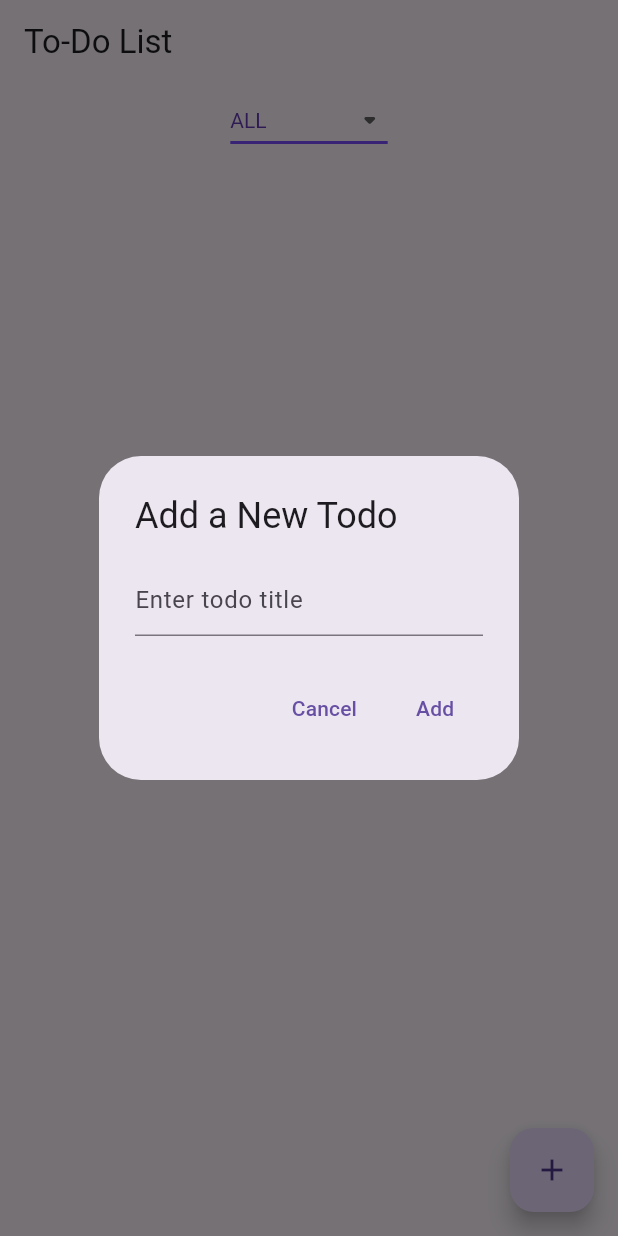
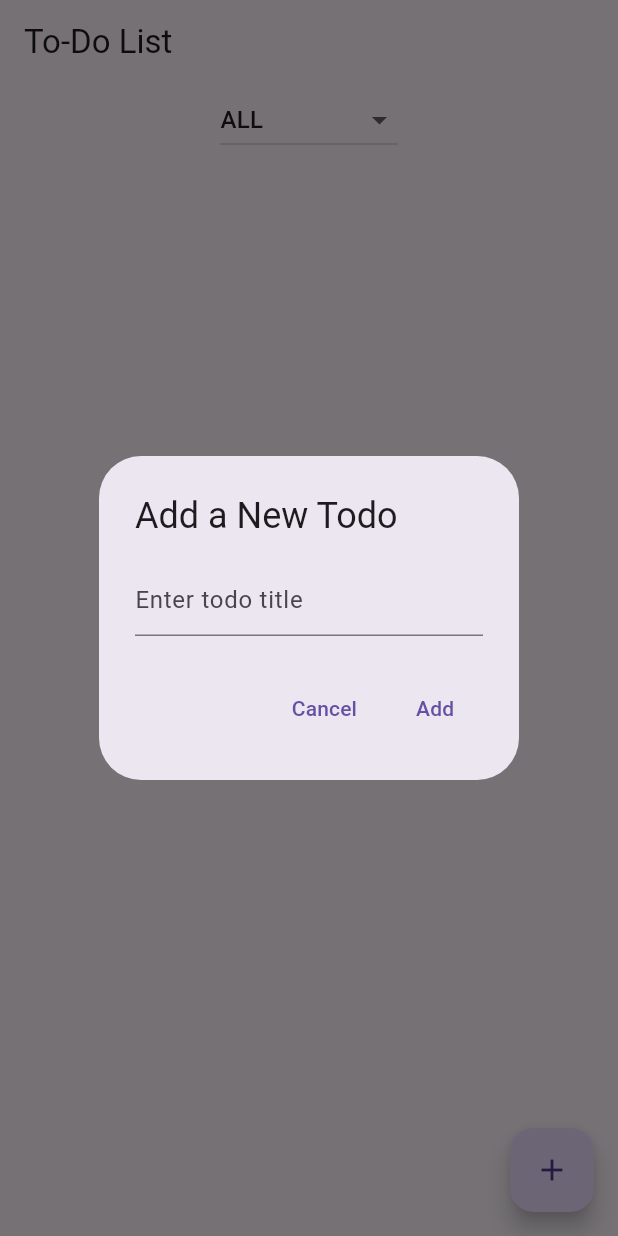
Before and after one commit to amankr-me/simple_to_do_app, a Flutter app: the screen it shows after launch, after a tap on the "add" icon, on a phone screen of 412 x 824 dp. Run offline on Flutter 3.47's test engine with Material 3 defaults, Android fonts, the phone set to English and light mode, and no system bars; our stand-ins replace bloc, equatable, flutter_bloc.

Commit message:
removed statefull widget and added dropdown bloc

```diff
--- a/lib/main.dart
+++ b/lib/main.dart
@@ -5,6 +5,7 @@ import 'package:simple_to_do_app/domain/usecases/get_filtered_todo.dart';
 import 'package:simple_to_do_app/domain/usecases/update_todo.dart';
 import 'package:simple_to_do_app/presentation/blocs/add_task/add_task_bloc.dart';
 import 'package:simple_to_do_app/presentation/blocs/delete_task/delete_task_bloc.dart';
+import 'package:simple_to_do_app/presentation/blocs/dropdown/dropdown_bloc.dart';
 import 'package:simple_to_do_app/presentation/blocs/filter_task/filter_task_bloc.dart';
 import 'package:simple_to_do_app/presentation/blocs/update_task/update_task_bloc.dart';
 import 'package:simple_to_do_app/presentation/screens/todo_screen.dart';
@@ -45,6 +46,10 @@ class MyApp extends StatelessWidget {
         BlocProvider<FilterTaskBloc>(
           create: (BuildContext context) => FilterTaskBloc(getFilteredTodos)..add(LoadFilterTodos(TodoFilter.all)),
         ),
+        BlocProvider(
+          create: (dropdownContext) => DropdownBloc([TodoFilter.all, TodoFilter.pending, TodoFilter.completed]),
+        ),
+
 
       ],
       child: const MaterialApp(
--- a/lib/presentation/blocs/add_task/add_task_bloc.dart
+++ b/lib/presentation/blocs/add_task/add_task_bloc.dart
@@ -1,7 +1,7 @@
 
 import 'package:flutter_bloc/flutter_bloc.dart';
 import 'package:equatable/equatable.dart';
-
+import 'package:simple_to_do_app/presentation/blocs/filter_task/filter_task_bloc.dart';
 import '../../../domain/entities/todo.dart';
 import '../../../domain/usecases/add_todo.dart';
 
@@ -24,7 +24,7 @@ class AddTaskBloc extends Bloc<AddTaskEvent, AddTaskState> {
       emit(AddTaskLoaded());
 
     } catch (_) {
-      emit(AddTaskError("Failed to add todo"));
+      emit(const AddTaskError("Failed to add todo"));
     }
   }
 }
--- a/lib/presentation/blocs/add_task/add_task_event.dart
+++ b/lib/presentation/blocs/add_task/add_task_event.dart
@@ -9,5 +9,5 @@ abstract class AddTaskEvent extends Equatable {
 
 class AddTodoEvent extends AddTaskEvent {
   final Todo todo;
-  AddTodoEvent(this.todo);
+  const AddTodoEvent(this.todo);
 }
--- /dev/null
+++ b/lib/presentation/blocs/dropdown/dropdown_bloc.dart
@@ -0,0 +1,14 @@
+// dropdown_bloc.dart
+import 'package:bloc/bloc.dart';
+import 'package:simple_to_do_app/presentation/blocs/filter_task/filter_task_bloc.dart';
+import 'dropdown_event.dart';
+import 'dropdown_state.dart';
+
+class DropdownBloc extends Bloc<DropdownEvent, DropdownState> {
+  DropdownBloc(List<TodoFilter> initialItems)
+      : super(DropdownState(items: initialItems, selectedItem: initialItems[0])) {
+    on<DropdownItemSelected>((event, emit) {
+      emit(DropdownState(items: state.items, selectedItem: event.selectedItem));
+    });
+  }
+}
--- /dev/null
+++ b/lib/presentation/blocs/dropdown/dropdown_event.dart
@@ -0,0 +1,16 @@
+// dropdown_event.dart
+import 'package:equatable/equatable.dart';
+import 'package:simple_to_do_app/presentation/blocs/filter_task/filter_task_bloc.dart';
+
+abstract class DropdownEvent extends Equatable {
+  const DropdownEvent();
+}
+
+class DropdownItemSelected extends DropdownEvent {
+  final TodoFilter selectedItem;
+
+  const DropdownItemSelected(this.selectedItem);
+
+  @override
+  List<Object> get props => [selectedItem];
+}
--- /dev/null
+++ b/lib/presentation/blocs/dropdown/dropdown_state.dart
@@ -0,0 +1,16 @@
+// dropdown_state.dart
+import 'package:equatable/equatable.dart';
+import 'package:simple_to_do_app/presentation/blocs/filter_task/filter_task_bloc.dart';
+
+class DropdownState extends Equatable {
+  final List<TodoFilter> items;
+  final TodoFilter selectedItem;
+
+  const DropdownState({
+    required this.items,
+    required this.selectedItem,
+  });
+
+  @override
+  List<Object> get props => [items, selectedItem];
+}
--- a/lib/presentation/blocs/filter_task/filter_task_bloc.dart
+++ b/lib/presentation/blocs/filter_task/filter_task_bloc.dart
@@ -14,21 +14,22 @@ class FilterTaskBloc extends Bloc<FilterTaskEvent, FilterTaskState> {
   List<Todo> _allTodos = [];
 
   FilterTaskBloc(this.getFilteredTodos, )
-      : super(FilterTaskInitial()) {
-    // on<LoadTodos>(_onLoadTodos);
+      : super( FilterTaskInitial()) {
     on<LoadFilterTodos>(_onFilterTodos);
   }
 
   Future<void> _onFilterTodos(LoadFilterTodos event, Emitter<FilterTaskState> emit) async {
+
     _allTodos = await getFilteredTodos(event.filter);
 
     if(_allTodos.isEmpty){
       emit(FilterTaskEmpty());
     }
     else{
-      emit(FilterTaskLoaded(_allTodos));
+      emit(FilterTaskLoaded(_allTodos,event.filter));
 
     }
 
   }
+
 }
--- a/lib/presentation/blocs/filter_task/filter_task_event.dart
+++ b/lib/presentation/blocs/filter_task/filter_task_event.dart
@@ -13,7 +13,13 @@ class LoadTodos extends FilterTaskEvent {}
 class LoadFilterTodos extends FilterTaskEvent {
   final TodoFilter filter;
 
-  LoadFilterTodos(this.filter);
+  const LoadFilterTodos(this.filter);
+}
+
+class ChangeFilter extends FilterTaskEvent {
+  final TodoFilter filter;
+
+  const ChangeFilter(this.filter);
 }
 
 enum TodoFilter { all, completed, pending }
--- a/lib/presentation/blocs/filter_task/filter_task_state.dart
+++ b/lib/presentation/blocs/filter_task/filter_task_state.dart
@@ -1,6 +1,7 @@
 part of 'filter_task_bloc.dart';
 
 abstract class FilterTaskState extends Equatable {
+
   const FilterTaskState();
 
   @override
@@ -16,8 +17,9 @@ class FilterTaskEmpty extends FilterTaskState {}
 
 class FilterTaskLoaded extends FilterTaskState {
   final List<Todo> todos;
+  final TodoFilter selectedFilter;
 
-  const FilterTaskLoaded(this.todos);
+  const FilterTaskLoaded(this.todos,this.selectedFilter);
 
   @override
   List<Object> get props => [todos];
--- /dev/null
+++ b/lib/presentation/screens/dropdown_widget.dart
@@ -0,0 +1,34 @@
+import 'package:flutter/material.dart';
+import 'package:flutter_bloc/flutter_bloc.dart';
+import 'package:simple_to_do_app/presentation/blocs/filter_task/filter_task_bloc.dart';
+
+import '../blocs/dropdown/dropdown_bloc.dart';
+import '../blocs/dropdown/dropdown_event.dart';
+import '../blocs/dropdown/dropdown_state.dart';
+
+class DropdownWidget extends StatelessWidget {
+  @override
+  Widget build(BuildContext context) {
+    return BlocBuilder<DropdownBloc, DropdownState>(
+      builder: (context, state) {
+        return DropdownButton<TodoFilter>(
+          value: state.selectedItem,
+          items: state.items
+              .map((item) => DropdownMenuItem(
+            value: item,
+            child: Text(item.name.toUpperCase()),
+          ))
+              .toList(),
+          onChanged: (selectedItem) {
+            if (selectedItem != null) {
+              context.read<DropdownBloc>().add(DropdownItemSelected(selectedItem));
+              context
+                  .read<FilterTaskBloc>()
+                  .add(LoadFilterTodos(selectedItem));
+            }
+          },
+        );
+      },
+    );
+  }
+}
--- a/lib/presentation/screens/todo_screen.dart
+++ b/lib/presentation/screens/todo_screen.dart
@@ -1,20 +1,18 @@
 import 'package:flutter/material.dart';
 import 'package:flutter_bloc/flutter_bloc.dart';
+import 'package:simple_to_do_app/presentation/screens/dropdown_widget.dart';
 import '../../domain/entities/todo.dart';
 import '../blocs/add_task/add_task_bloc.dart';
 import '../blocs/delete_task/delete_task_bloc.dart';
+import '../blocs/dropdown/dropdown_bloc.dart';
+import '../blocs/dropdown/dropdown_state.dart';
 import '../blocs/filter_task/filter_task_bloc.dart';
 import '../blocs/update_task/update_task_bloc.dart';
 
-class TodoScreen extends StatefulWidget {
+class TodoScreen extends StatelessWidget {
   const TodoScreen({super.key});
 
-  @override
-  State<TodoScreen> createState() => _TodoScreenState();
-}
-
-class _TodoScreenState extends State<TodoScreen> {
-  TodoFilter dropdownValue = TodoFilter.all;
+  // TodoFilter dropdownValue = TodoFilter.all;
 
   @override
   Widget build(BuildContext context) {
@@ -22,53 +20,21 @@ class _TodoScreenState extends State<TodoScreen> {
       appBar: AppBar(
         title: const Text('To-Do List'),
       ),
-      body: Column(
-        mainAxisAlignment: MainAxisAlignment.start,
+      body: BlocBuilder<DropdownBloc, DropdownState>(
+        builder: (dropdownContext, dropDownstate) {
+          return Column(
             children: [
-          BlocBuilder<FilterTaskBloc, FilterTaskState>(
-            builder: (blocContext, state) {
-              return DropdownButton<TodoFilter>(
-                value: dropdownValue,
-                icon: const Icon(Icons.arrow_drop_down_rounded),
-                elevation: 16,
-                style: const TextStyle(color: Colors.deepPurple),
-                underline: Container(
-                  height: 2,
-                  color: Colors.deepPurpleAccent,
-                ),
-                onChanged: (TodoFilter? value) {
-                  // This is called when the user selects an item.
-                  blocContext
-                      .read<FilterTaskBloc>()
-                      .add(LoadFilterTodos(value!));
-
-                  setState(() {
-                    dropdownValue = value;
-                  });
-                },
-                items: [
-                  TodoFilter.all,
-                  TodoFilter.completed,
-                  TodoFilter.pending
-                ].map<DropdownMenuItem<TodoFilter>>((TodoFilter value) {
-                  return DropdownMenuItem<TodoFilter>(
-                    value: value,
-                    child: Text(value.name.toUpperCase()),
-                  );
-                }).toList(),
-              );
-            },
-          ),
+              DropdownWidget(),
               Expanded(
                 child: BlocBuilder<FilterTaskBloc, FilterTaskState>(
-              builder: (filterBlocContext, state) {
-                if (state is FilterTaskLoading) {
+                  builder: (filterBlocContext, filterState) {
+                    if (filterState is FilterTaskLoading) {
                       return const Center(child: CircularProgressIndicator());
-                } else if (state is FilterTaskLoaded) {
+                    } else if (filterState is FilterTaskLoaded) {
                       return ListView.builder(
-                    itemCount: state.todos.length,
+                        itemCount: filterState.todos.length,
                         itemBuilder: (context, index) {
-                      final todo = state.todos[index];
+                          final todo = filterState.todos[index];
                           return ListTile(
                             title: Text(todo.title),
                             trailing: Row(
@@ -84,10 +50,11 @@ class _TodoScreenState extends State<TodoScreen> {
                                           todo.copyWith(completed: newValue);
                                           context
                                               .read<UpdateTaskBloc>()
-                                          .add(UpdateTodoEvent(updatedTodo));
+                                              .add(
+                                              UpdateTodoEvent(updatedTodo));
                                           filterBlocContext
                                               .read<FilterTaskBloc>()
-                                          .add(LoadFilterTodos(dropdownValue));
+                                              .add(LoadFilterTodos(dropDownstate.selectedItem));
 
                                           // BlocProvider.of<TodoBloc>(context).add(UpdateTodoEvent(updatedTodo,dropdownValue));
                                         }
@@ -105,7 +72,8 @@ class _TodoScreenState extends State<TodoScreen> {
                                             .add(DeleteTodoEvent(todo));
                                         filterBlocContext
                                             .read<FilterTaskBloc>()
-                                        .add(LoadFilterTodos(dropdownValue));
+                                            .add(LoadFilterTodos(
+                                            filterState.selectedFilter));
                                       },
                                     );
                                   },
@@ -115,9 +83,9 @@ class _TodoScreenState extends State<TodoScreen> {
                           );
                         },
                       );
-                } else if (state is FilterTaskError) {
-                  return Center(child: Text(state.message));
-                } else if (state is FilterTaskEmpty) {
+                    } else if (filterState is FilterTaskError) {
+                      return Center(child: Text(filterState.message));
+                    } else if (filterState is FilterTaskEmpty) {
                       return const Center(child: Text('No todos available'));
                     }
                     else {
@@ -126,22 +94,30 @@ class _TodoScreenState extends State<TodoScreen> {
                   },
                 ),
               ),
+
             ],
+          );
+        },
       ),
-      floatingActionButton: FloatingActionButton(
+      floatingActionButton: BlocBuilder<DropdownBloc, DropdownState>(
+        builder: (context, state) {
+          return FloatingActionButton(
             onPressed: () {
-          _showAddTodoDialog(context);
+              _showAddTodoDialog(context, state.selectedItem);
             },
             child: const Icon(Icons.add),
+          );
+        },
       ),
     );
   }
 
-  void _showAddTodoDialog(BuildContext blocContext) {
+  void _showAddTodoDialog(BuildContext context, TodoFilter selectedFilter) {
     final TextEditingController controller = TextEditingController();
 
+
     showDialog(
-      context: blocContext,
+      context: context,
       builder: (context) {
         return AlertDialog(
           title: const Text('Add a New Todo'),
@@ -156,10 +132,8 @@ class _TodoScreenState extends State<TodoScreen> {
                 Navigator.of(context).pop();
               },
             ),
-            BlocListener<AddTaskBloc, AddTaskState>(
-              listener: (context, state) {
-              },
-              child: TextButton(
+
+            TextButton(
               child: const Text('Add'),
               onPressed: () {
                 final title = controller.text;
@@ -172,14 +146,13 @@ class _TodoScreenState extends State<TodoScreen> {
                   context
                       .read<AddTaskBloc>()
                       .add(AddTodoEvent(todo));
-                    blocContext
+                  context
                       .read<FilterTaskBloc>()
-                        .add(LoadFilterTodos(dropdownValue));
+                      .add(LoadFilterTodos(selectedFilter));
                   Navigator.of(context).pop();
                 }
               },
-              ),
-            ),
+            )
           ],
         );
       },
```
Also changed, not shown: 1 other file. Lines whose indentation alone changed are shown as unchanged.
